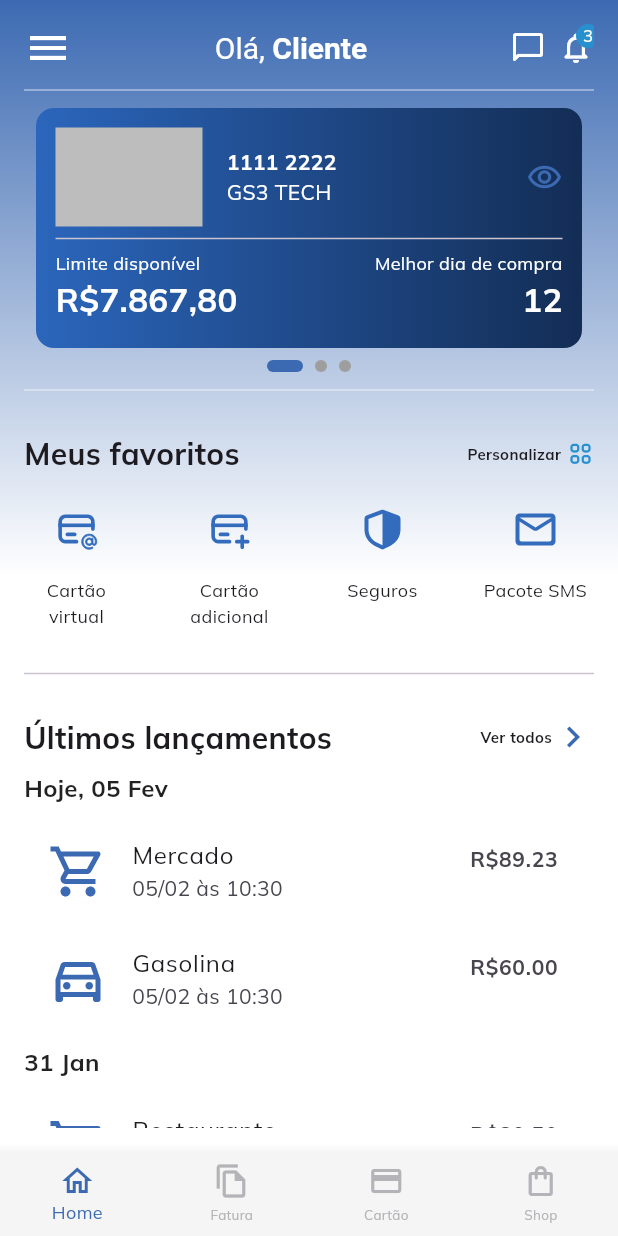
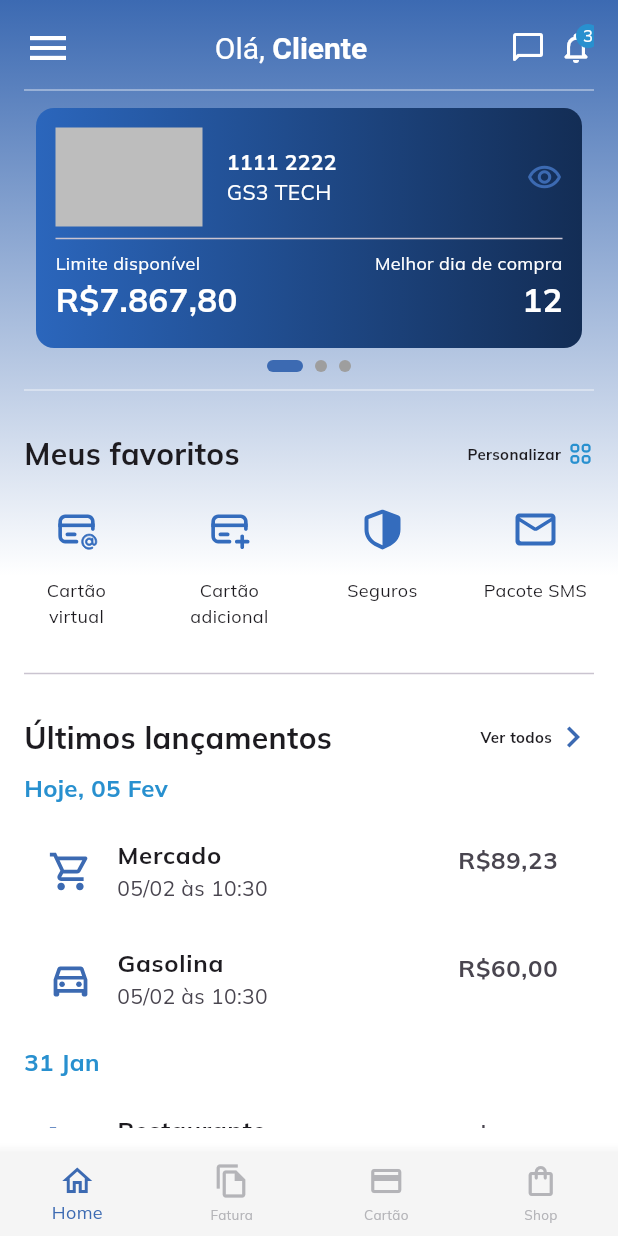
Before and after one commit to BerPGR/gs3-teste-flutter, a Flutter app: the screen it shows after launch, on a phone screen of 412 x 824 dp. Run offline on Flutter 3.47's test engine with Material 3 defaults, Android fonts, the phone set to English and light mode, and no system bars; drawn by our look-alikes of smooth_page_indicator; our stand-ins replace flutter_svg.

```diff
--- a/lib/app/view/home/widgets/ultimos_lancamentos.dart
+++ b/lib/app/view/home/widgets/ultimos_lancamentos.dart
@@ -2,9 +2,11 @@ import 'package:flutter/material.dart';
 import 'package:flutter_svg/svg.dart';
 import 'package:gs3/app/model/cartao_model.dart';
 import 'package:gs3/app/model/lancamento_model.dart';
-import 'package:gs3/app/shared/utils/parser.dart';
+import 'package:gs3/app/shared/utils/data_parser.dart';
+import 'package:gs3/app/shared/utils/number_parser.dart';
 import 'package:gs3/app/viewmodel/home_view_model.dart';
 import 'package:provider/provider.dart';
+import 'package:gs3/app/shared/utils/show_bottom_dialog.dart';
 
 class UltimosLancamentos extends StatelessWidget {
   const UltimosLancamentos({super.key});
@@ -20,7 +22,13 @@ class UltimosLancamentos extends StatelessWidget {
               "Últimos lançamentos",
               style: TextStyle(fontSize: 20, fontWeight: FontWeight.bold),
             ),
-            Row(
+            GestureDetector(
+              onTap: () {
+                final cartaoAtual = context.read<HomeViewModel>().cartaoSelecionado.value;
+                if (cartaoAtual != null) {
+                  Navigator.of(context).pushNamed('/posting', arguments: {'cartao': cartaoAtual, 'lancamentos': cartaoAtual.lancamentos});}
+                },
+              child: Row(
                 crossAxisAlignment: CrossAxisAlignment.center,
                 children: [
                   Text(
@@ -33,6 +41,7 @@ class UltimosLancamentos extends StatelessWidget {
                     size: 28,
                   )
                 ],
+              ),
             )
           ],
         ),
@@ -70,24 +79,36 @@ class UltimosLancamentos extends StatelessWidget {
                             style: TextStyle(
                               fontSize: 16,
                               fontWeight: FontWeight.bold,
-                              color: Colors.black87,
+                              color: Color(0xFF2890CF),
                             ),
                           ),
                         ),
-
                         ...lancamentos.map((lancamento) {
                           return ListTile(
-                            leading: SvgPicture.asset(lancamento.imagem,
-                                width: 40, height: 40),
+                            onTap: () => mostrarDetalhesLancamento(context, lancamento),
+                            leading:
+                                SvgPicture.asset(lancamento.imagem, width: 30),
                             trailing: Column(
                               mainAxisAlignment: MainAxisAlignment.center,
                               children: [
-                                    Text("R\$${lancamento.valor.toStringAsFixed(2)}", style: TextStyle(fontSize: 14, fontWeight: FontWeight.bold),),
+                                Text(
+                                  "R\$${formatarValor(lancamento.valor)}",
+                                  style: TextStyle(
+                                      fontSize: 16,
+                                      fontWeight: FontWeight.bold),
+                                ),
                                 Text("")
                               ],
                             ),
-                            title: Text(lancamento.descricao),
-                            subtitle: Text(formatarSubtitulo(lancamento.data)),
+                            title: Text(
+                              lancamento.descricao,
+                              style: TextStyle(
+                                  fontSize: 16, fontWeight: FontWeight.bold),
+                            ),
+                            subtitle: Text(
+                              formatarSubtitulo(lancamento.data),
+                              style: TextStyle(fontSize: 14),
+                            ),
                           );
                         })
                       ],
```
Lines whose indentation alone changed are shown as unchanged.
